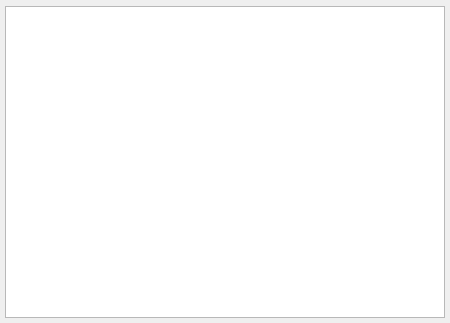
Old version of the form quickevent/app/plugins/qml/Speaker/src/speakerwidget.ui in the repository Quick-Event/quickbox.
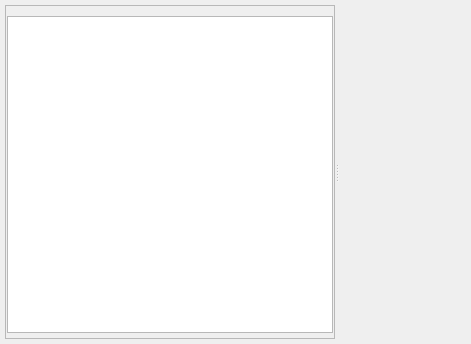
New version of the form. Custom widgets are drawn as their Qt base class.

Diff of the .ui file:
```diff
--- a/quickevent/app/plugins/qml/Speaker/src/speakerwidget.ui
+++ b/quickevent/app/plugins/qml/Speaker/src/speakerwidget.ui
@@ -6,8 +6,8 @@
    <rect>
     <x>0</x>
     <y>0</y>
-    <width>450</width>
-    <height>323</height>
+    <width>471</width>
+    <height>344</height>
    </rect>
   </property>
   <property name="sizePolicy">
@@ -19,7 +19,7 @@
   <property name="windowTitle">
    <string>Form</string>
   </property>
-  <layout class="QVBoxLayout" name="verticalLayout_2">
+  <layout class="QVBoxLayout" name="verticalLayout">
    <property name="spacing">
     <number>5</number>
    </property>
@@ -36,27 +36,53 @@
     <number>5</number>
    </property>
    <item>
-    <layout class="QVBoxLayout" name="verticalLayout">
-     <property name="spacing">
-      <number>1</number>
+    <widget class="QSplitter" name="splitter">
+     <property name="orientation">
+      <enum>Qt::Horizontal</enum>
      </property>
-     <item>
-      <widget class="qf::qmlwidgets::TableViewToolBar" name="tblPunchesToolBar" native="true"/>
-     </item>
-     <item>
-      <widget class="PunchesTableView" name="tblPunches">
-       <property name="showDropIndicator" stdset="0">
-        <bool>false</bool>
+     <widget class="QFrame" name="frame">
+      <property name="frameShape">
+       <enum>QFrame::StyledPanel</enum>
+      </property>
+      <property name="frameShadow">
+       <enum>QFrame::Raised</enum>
+      </property>
+      <layout class="QVBoxLayout" name="verticalLayout_2">
+       <property name="spacing">
+        <number>5</number>
        </property>
-       <property name="dragEnabled">
-        <bool>true</bool>
+       <property name="leftMargin">
+        <number>1</number>
        </property>
-       <property name="dragDropMode">
-        <enum>QAbstractItemView::DragOnly</enum>
+       <property name="topMargin">
+        <number>5</number>
        </property>
-      </widget>
-     </item>
-    </layout>
+       <property name="rightMargin">
+        <number>1</number>
+       </property>
+       <property name="bottomMargin">
+        <number>5</number>
+       </property>
+       <item>
+        <widget class="qf::qmlwidgets::TableViewToolBar" name="tblPunchesToolBar" native="true"/>
+       </item>
+       <item>
+        <widget class="PunchesTableView" name="tblPunches">
+         <property name="showDropIndicator" stdset="0">
+          <bool>false</bool>
+         </property>
+         <property name="dragEnabled">
+          <bool>true</bool>
+         </property>
+         <property name="dragDropMode">
+          <enum>QAbstractItemView::DragOnly</enum>
+         </property>
+        </widget>
+       </item>
+      </layout>
+     </widget>
+     <widget class="CodeClassResultsWidget" name="classResults" native="true"/>
+    </widget>
    </item>
   </layout>
  </widget>
@@ -72,6 +98,12 @@
    <extends>QTableView</extends>
    <header>src/punchestableview.h</header>
   </customwidget>
+  <customwidget>
+   <class>CodeClassResultsWidget</class>
+   <extends>QWidget</extends>
+   <header>src/codeclassresultswidget.h</header>
+   <container>1</container>
+  </customwidget>
  </customwidgets>
  <resources/>
  <connections/>
```
